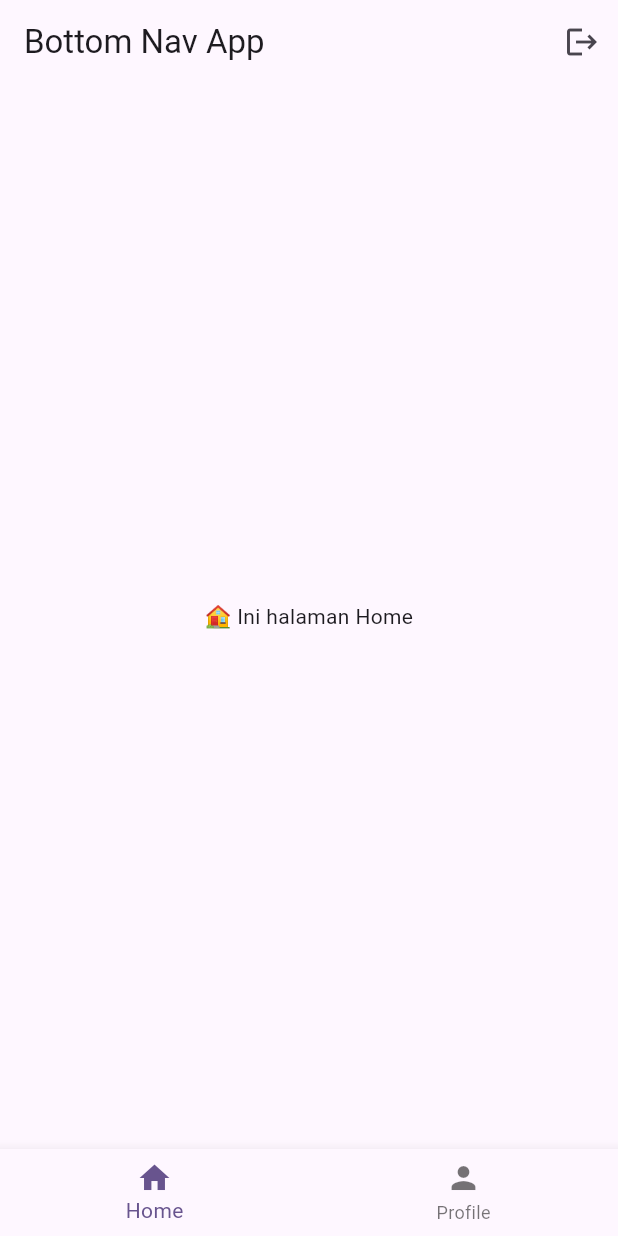
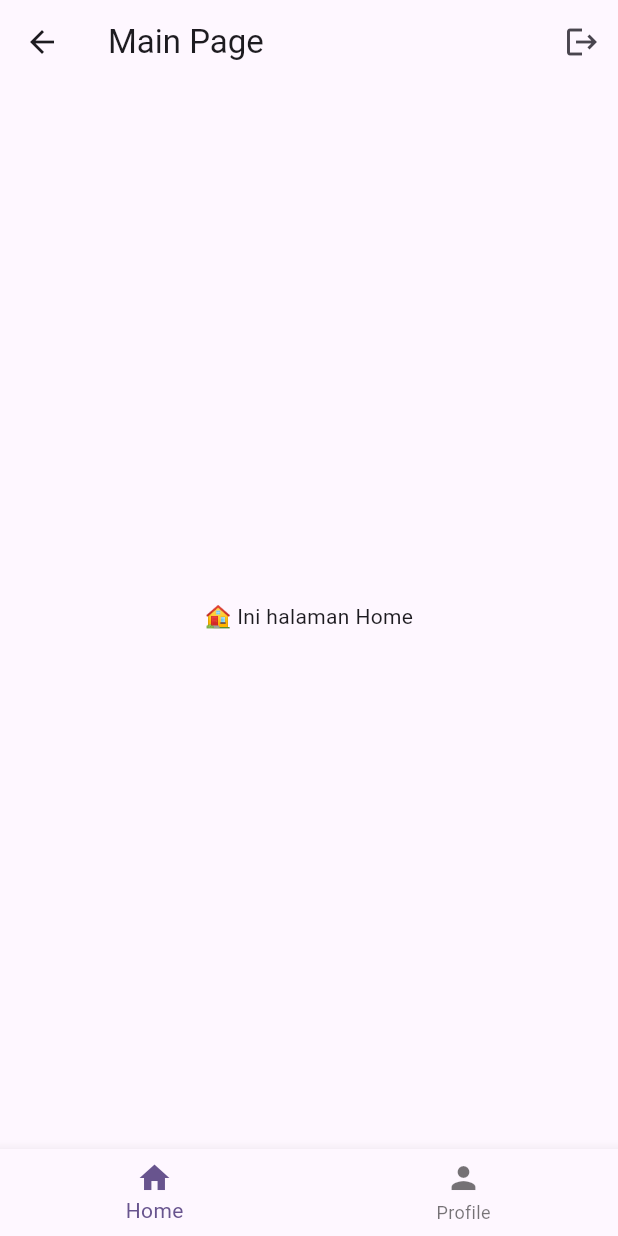
Before and after one commit to ameenul/flutter_navigasi_exm, a Flutter app: the MainPage screen opened directly, on a phone screen of 412 x 824 dp. Run offline on Flutter 3.47's test engine with Material 3 defaults, Android fonts, the phone set to English and light mode, and no system bars.

Commit message:
Studi Kasus 2 pakai navigator

```diff
--- a/lib/studi_kasus_2/screens/main_page.dart
+++ b/lib/studi_kasus_2/screens/main_page.dart
@@ -15,11 +15,12 @@
 
     return Scaffold(
       appBar: AppBar(
-        title: Text("Bottom Nav App"),
+        title: Text("Main Page"),
         actions: [
           IconButton(
             onPressed: () {
               auth.logout();
+              Navigator.pushReplacementNamed(context, '/');
             },
             icon: Icon(Icons.logout),
           )
@@ -29,7 +30,7 @@
       bottomNavigationBar: BottomNavigationBar(
         currentIndex: pageProvider.currentIndex,
         onTap: (index) => pageProvider.setIndex(index),
-        items: [
+        items: const [
           BottomNavigationBarItem(icon: Icon(Icons.home), label: "Home"),
           BottomNavigationBarItem(icon: Icon(Icons.person), label: "Profile"),
         ],
```
Also changed, not shown: lib/studi_kasus_2/main.dart (+5 -3 lines), lib/studi_kasus_2/screens/login_page.dart (+6 -1 lines).
